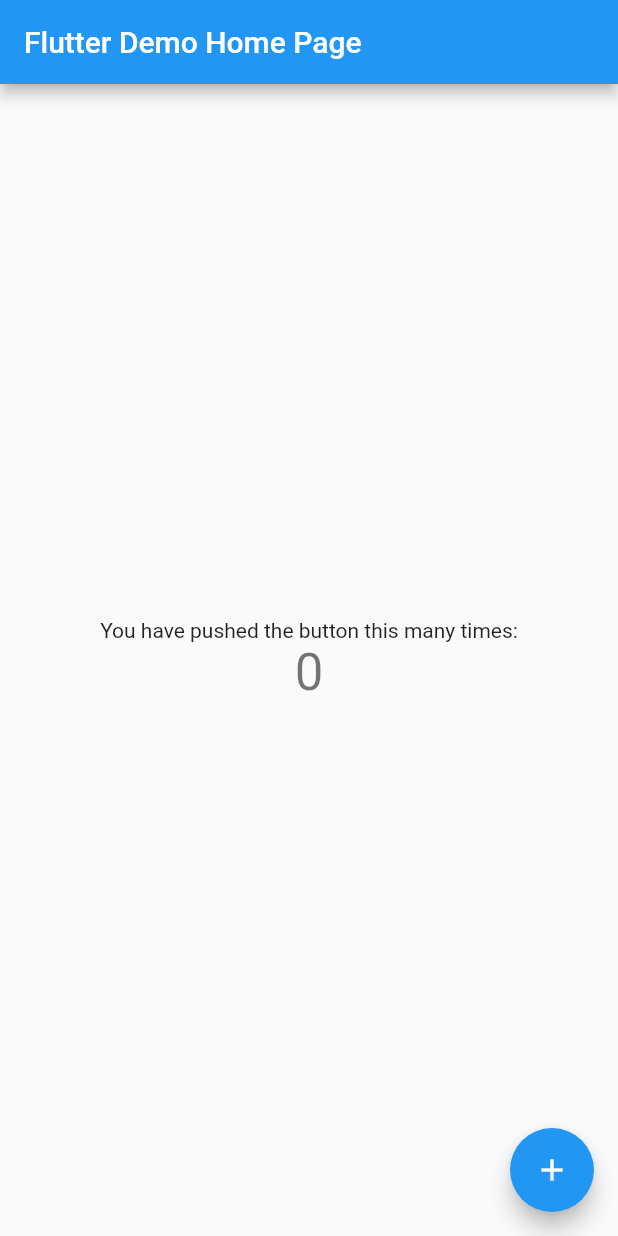
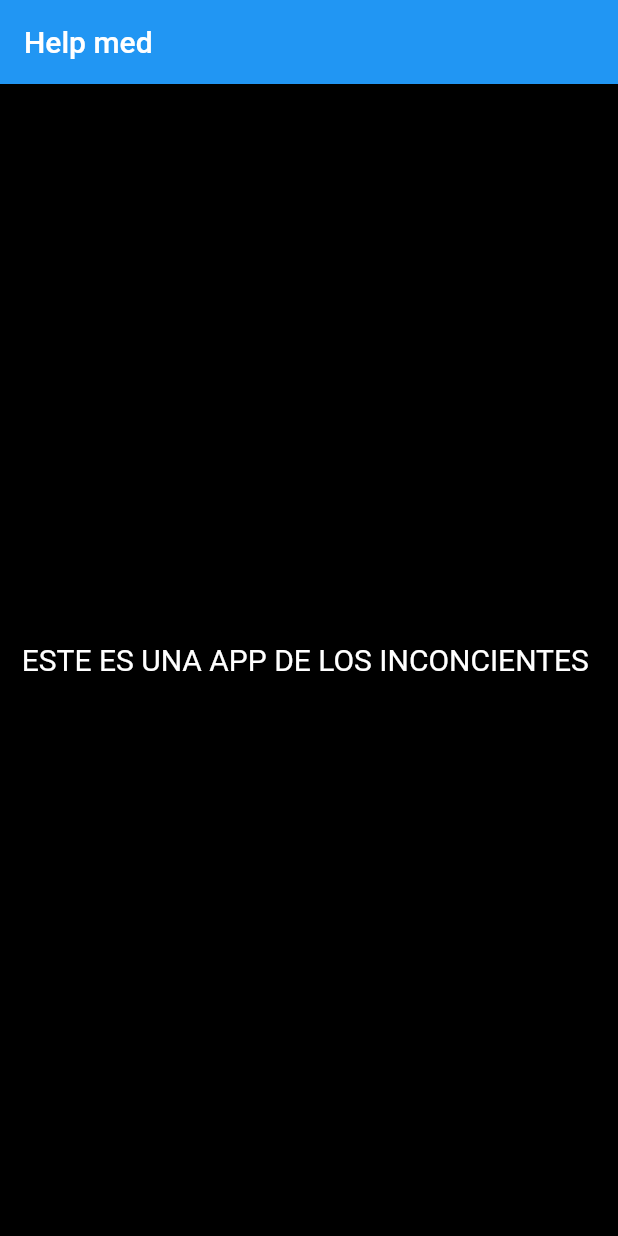
Before and after one commit to RIcki-cpu/help-med-repo, a Flutter app: the screen it shows after launch, on a phone screen of 412 x 824 dp. Run offline on Flutter 3.47's test engine with Material 2 defaults, Android fonts, the phone set to English and light mode, and no system bars.

Commit message:
Primer commit de richi

```diff
--- a/lib/main.dart
+++ b/lib/main.dart
@@ -24,7 +24,7 @@ class MyApp extends StatelessWidget {
         // is not restarted.
         primarySwatch: Colors.blue,
       ),
-      home: const MyHomePage(title: 'Flutter Demo Home Page'),
+      home: const MyHomePage(title: 'Help med'),
     );
   }
 }
@@ -70,46 +70,18 @@ class _MyHomePageState extends State<MyHomePage> {
     // fast, so that you can just rebuild anything that needs updating rather
     // than having to individually change instances of widgets.
     return Scaffold(
+      backgroundColor: Colors.black,
       appBar: AppBar(
         // Here we take the value from the MyHomePage object that was created by
         // the App.build method, and use it to set our appbar title.
         title: Text(widget.title),
       ),
-      body: Center(
-        // Center is a layout widget. It takes a single child and positions it
-        // in the middle of the parent.
-        child: Column(
-          // Column is also a layout widget. It takes a list of children and
-          // arranges them vertically. By default, it sizes itself to fit its
-          // children horizontally, and tries to be as tall as its parent.
-          //
-          // Invoke "debug painting" (press "p" in the console, choose the
-          // "Toggle Debug Paint" action from the Flutter Inspector in Android
-          // Studio, or the "Toggle Debug Paint" command in Visual Studio Code)
-          // to see the wireframe for each widget.
-          //
-          // Column has various properties to control how it sizes itself and
-          // how it positions its children. Here we use mainAxisAlignment to
-          // center the children vertically; the main axis here is the vertical
-          // axis because Columns are vertical (the cross axis would be
-          // horizontal).
-          mainAxisAlignment: MainAxisAlignment.center,
-          children: <Widget>[
-            const Text(
-              'You have pushed the button this many times:',
-            ),
-            Text(
-              '$_counter',
-              style: Theme.of(context).textTheme.headline4,
-            ),
-          ],
-        ),
-      ),
-      floatingActionButton: FloatingActionButton(
-        onPressed: _incrementCounter,
-        tooltip: 'Increment',
-        child: const Icon(Icons.add),
-      ), // This trailing comma makes auto-formatting nicer for build methods.
+      body: const Center(
+          child: Text(
+        'ESTE ES UNA APP DE LOS INCONCIENTES ',
+        style: TextStyle(fontSize: 20, color: Colors.white),
+      )),
+      // This trailing comma makes auto-formatting nicer for build methods.
     );
   }
 }
```
Also changed, not shown: 1 other file.
